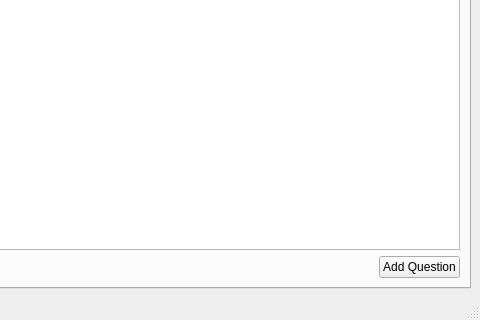
The window that mainwindow.ui (lukas-jung/Kwestions) describes before a commit, drawn with Qt 5; both pictures show x 320 to 800 and y 280 to 600 of the 800 by 600 pixel window.
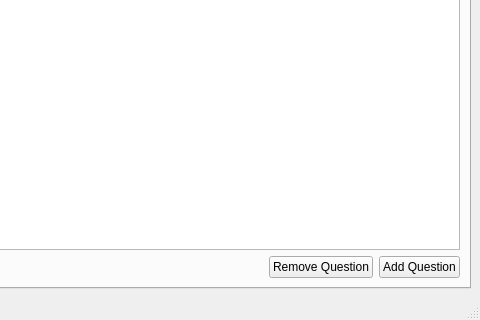
The same window after the commit.

Commit message: Add button that removes the selected Question

Patch:
```diff
--- a/mainwindow.ui
+++ b/mainwindow.ui
@@ -97,6 +97,13 @@
             </property>
            </spacer>
           </item>
+          <item>
+           <widget class="QPushButton" name="removeQuestionButton">
+            <property name="text">
+             <string>Remove Question</string>
+            </property>
+           </widget>
+          </item>
           <item>
            <widget class="QPushButton" name="addQuestionButton">
             <property name="text">
```
The commit also changes 7 other files.
